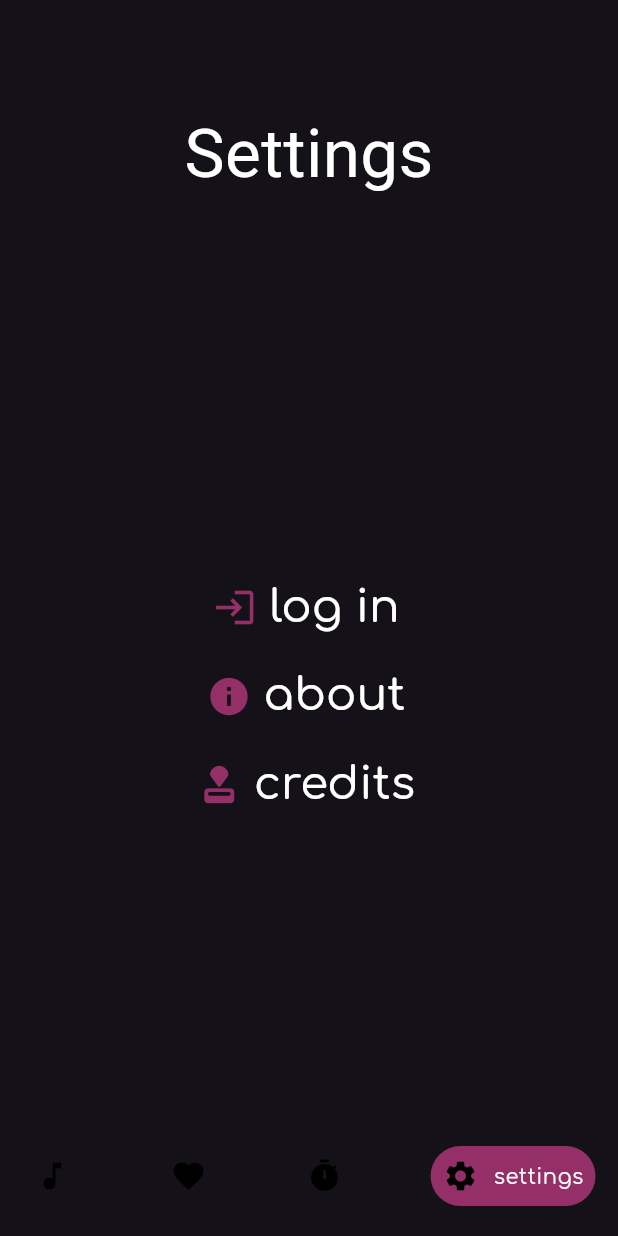
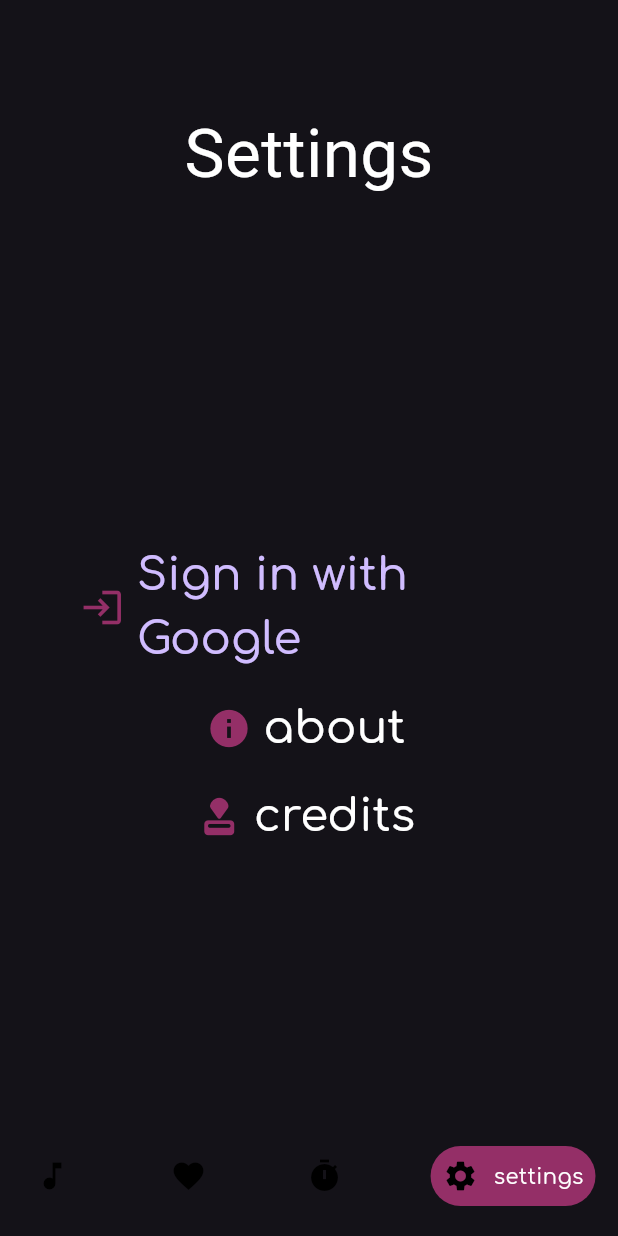
Before and after one commit to Alkonosttt/Hypnos, a Flutter app: the screen it shows after launch, item 4 of the bottom bar chosen, on a phone screen of 412 x 824 dp. Run offline on Flutter 3.47's test engine with Material 3 defaults, Android fonts, the phone set to English and light mode, and no system bars; drawn by our look-alikes of google_nav_bar; our stand-ins replace audioplayers, firebase_auth, firebase_core, google_fonts, google_sign_in; missing offline and left inert: markdown_widget; accounts and stored records are empty.

Commit message:
Added a Google Login button, tried to implement the Google Auth service for Firebase

```diff
--- a/lib/main.dart
+++ b/lib/main.dart
@@ -9,9 +9,12 @@ import 'package:hypnos/screens/splash.dart';
 import 'package:hypnos/services/globalaudioplayerservice.dart';
 // favourite service
 import 'package:hypnos/services/favouritesservice.dart';
+// Firebase service
+import 'package:firebase_core/firebase_core.dart';
 
-// TODO: open in Xcode and edit ios/Runner/LaunchScreen.storyboard
-void main() {
+void main() async {
+  WidgetsFlutterBinding.ensureInitialized(); // ensures Firebase can initialize
+  await Firebase.initializeApp(); // initializes Firebase
   runApp(
     MultiProvider(
       providers: [
@@ -37,7 +40,7 @@ class _MainAppState extends State<MainApp> {
   @override
   void initState() {
     super.initState();
-    Future.delayed(Duration(seconds: 3), () {
+    Future.delayed(const Duration(seconds: 3), () {
       setState(() {
         _showSplash = false;
       });
@@ -58,7 +61,7 @@ class _MainAppState extends State<MainApp> {
           displayLarge: TextStyle(color: Colors.white),
         ),
       ),
-      home: _showSplash ? SplashScreen() : HomeScreen(),
+      home: _showSplash ? const SplashScreen() : const HomeScreen(),
     );
   }
 }
--- a/lib/screens/settings.dart
+++ b/lib/screens/settings.dart
@@ -1,9 +1,10 @@
 import 'package:flutter/material.dart';
 import 'package:google_fonts/google_fonts.dart';
 // individual settings screens
-import 'package:hypnos/screens/loginandprofile.dart';
 import 'package:hypnos/screens/about.dart';
 import 'package:hypnos/screens/credits.dart';
+// for Firebase auth
+import 'package:hypnos/services/googleauthservice.dart';
 
 class SettingsPage extends StatefulWidget {
   const SettingsPage({super.key});
@@ -51,11 +52,26 @@ class _SettingsPageState extends State<SettingsPage> {
                 child: Column(
                   mainAxisAlignment: MainAxisAlignment.center,
                   children: [
-                    _buildSettingsButton(
-                      icon: Icons.login,
-                      label: 'log in',
-                      targetScreen: const LoginProfileScreen(),
+                    TextButton.icon(
+                      onPressed: () async {
+                        final userCredential = await signInWithGoogle();
+                        if (userCredential != null) {
+                          final user = userCredential.user;
+                          print('Signed in as ${user?.displayName}');
+                          // TODO: Save/display user info
+                        }
+                      },
+                      icon: Icon(
+                        Icons.login,
+                        size: 30,
+                        color: Color(0xFF942F67),
+                      ),
+                      label: Text(
+                        'Sign in with Google',
+                        style: GoogleFonts.comfortaa(fontSize: 30),
+                      ),
                     ),
+
                     _buildSettingsButton(
                       icon: Icons.info,
                       label: 'about',
--- a/pubspec.yaml
+++ b/pubspec.yaml
@@ -17,6 +17,9 @@ dependencies:
   markdown_widget: ^2.3.2+8
   audioplayers: ^5.2.0
   cloud_firestore: ^5.6.11
+  firebase_core: ^3.15.1
+  firebase_auth: ^5.6.2
+  google_sign_in: ^7.1.0
 
 dev_dependencies:
   flutter_test:
```
Also changed, not shown: lib/services/googleauthservice.dart (added, +31 -0 lines), pubspec.lock, 5 other files.
